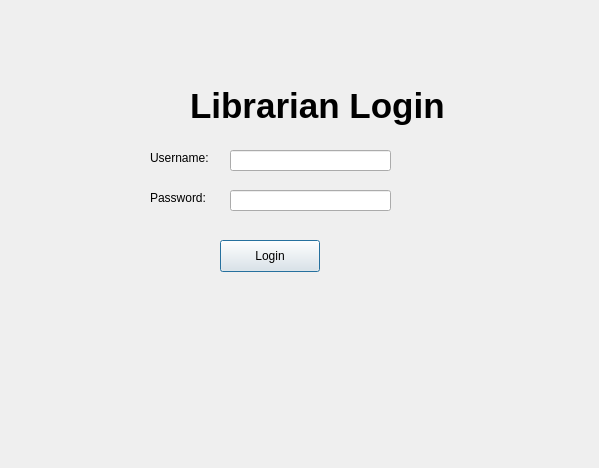
Old version of the form LibraryManagementSystem/librarianlogin.ui in the repository omar-rabeh-18/LibraryManagementSystem.
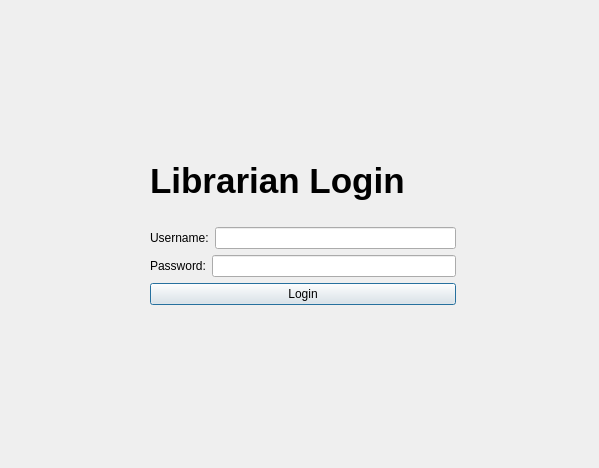
New version of the form.

Diff of the .ui file:
```diff
--- a/LibraryManagementSystem/librarianlogin.ui
+++ b/LibraryManagementSystem/librarianlogin.ui
@@ -13,15 +13,18 @@
   <property name="windowTitle">
    <string>Dialog</string>
   </property>
+  <widget class="QWidget" name="">
+   <property name="geometry">
+    <rect>
+     <x>150</x>
+     <y>140</y>
+     <width>306</width>
+     <height>165</height>
+    </rect>
+   </property>
+   <layout class="QVBoxLayout" name="verticalLayout">
+    <item>
   <widget class="QLabel" name="titleLabel">
-   <property name="geometry">
-    <rect>
-     <x>190</x>
-     <y>80</y>
-     <width>271</width>
-     <height>51</height>
-    </rect>
-   </property>
    <property name="font">
     <font>
      <pointsize>26</pointsize>
@@ -32,67 +35,47 @@
     <string>Librarian Login</string>
    </property>
   </widget>
+    </item>
+    <item>
+     <layout class="QHBoxLayout" name="horizontalLayout">
+      <item>
+       <widget class="QLabel" name="usernameLabel">
+        <property name="text">
+         <string>Username:</string>
+        </property>
+       </widget>
+      </item>
+      <item>
+       <widget class="QLineEdit" name="usernameLineEdit"/>
+      </item>
+     </layout>
+    </item>
+    <item>
+     <layout class="QHBoxLayout" name="horizontalLayout_2">
+      <item>
   <widget class="QLabel" name="passwordLabel">
-   <property name="geometry">
-    <rect>
-     <x>150</x>
-     <y>190</y>
-     <width>71</width>
-     <height>16</height>
-    </rect>
-   </property>
    <property name="text">
     <string>Password:</string>
    </property>
   </widget>
-  <widget class="QLineEdit" name="usernameLineEdit">
-   <property name="geometry">
-    <rect>
-     <x>230</x>
-     <y>150</y>
-     <width>161</width>
-     <height>21</height>
-    </rect>
-   </property>
-  </widget>
-  <widget class="QPushButton" name="loginPushButton">
-   <property name="geometry">
-    <rect>
-     <x>220</x>
-     <y>240</y>
-     <width>100</width>
-     <height>32</height>
-    </rect>
-   </property>
-   <property name="text">
-    <string>Login</string>
-   </property>
-  </widget>
+      </item>
+      <item>
   <widget class="QLineEdit" name="passwordLineEdit">
-   <property name="geometry">
-    <rect>
-     <x>230</x>
-     <y>190</y>
-     <width>161</width>
-     <height>21</height>
-    </rect>
-   </property>
    <property name="echoMode">
-    <enum>QLineEdit::EchoMode::Password</enum>
-   </property>
-  </widget>
-  <widget class="QLabel" name="usernameLabel">
-   <property name="geometry">
-    <rect>
-     <x>150</x>
-     <y>150</y>
-     <width>81</width>
-     <height>16</height>
-    </rect>
-   </property>
+         <enum>QLineEdit::Normal</enum>
+        </property>
+       </widget>
+      </item>
+     </layout>
+    </item>
+    <item>
+     <widget class="QPushButton" name="loginPushButton">
    <property name="text">
-    <string>Username:</string>
-   </property>
+       <string>Login</string>
+      </property>
+     </widget>
+    </item>
+   </layout>
   </widget>
  </widget>
  <resources/>
```
Lines whose indentation alone changed are shown as unchanged.
